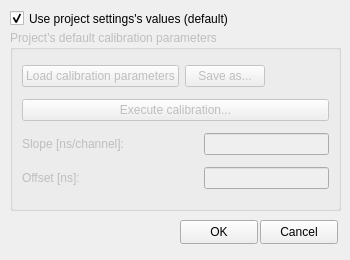
The window that ui_files/ui_measurement_calibration_parameters.ui (JYU-IBA/potku) describes before a commit, drawn with Qt 5.
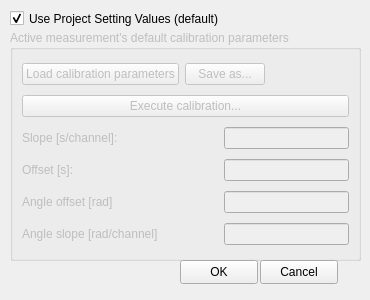
The same window after the commit.

Diff of the .ui file:
```diff
--- a/ui_files/ui_measurement_calibration_parameters.ui
+++ b/ui_files/ui_measurement_calibration_parameters.ui
@@ -6,20 +6,20 @@
    <rect>
     <x>0</x>
     <y>0</y>
-    <width>350</width>
-    <height>260</height>
+    <width>370</width>
+    <height>300</height>
    </rect>
   </property>
   <property name="minimumSize">
    <size>
-    <width>350</width>
-    <height>260</height>
+    <width>360</width>
+    <height>300</height>
    </size>
   </property>
   <property name="maximumSize">
    <size>
-    <width>350</width>
-    <height>260</height>
+    <width>370</width>
+    <height>300</height>
    </size>
   </property>
   <property name="windowTitle">
@@ -33,12 +33,12 @@
     <rect>
      <x>10</x>
      <y>30</y>
-     <width>331</width>
-     <height>181</height>
+     <width>351</width>
+     <height>231</height>
     </rect>
    </property>
    <property name="title">
-    <string>Project's default calibration parameters</string>
+    <string>Active measurement's default calibration parameters</string>
    </property>
    <layout class="QVBoxLayout" name="verticalLayout_4">
     <item>
@@ -84,7 +84,7 @@
       <item>
        <widget class="QLabel" name="label_9">
         <property name="text">
-         <string>Slope [ns/channel]:</string>
+         <string>Slope [s/channel]:</string>
         </property>
        </widget>
       </item>
@@ -124,7 +124,7 @@
       <item>
        <widget class="QLabel" name="label_10">
         <property name="text">
-         <string>Offset [ns]:</string>
+         <string>Offset [s]:</string>
         </property>
        </widget>
       </item>
@@ -159,6 +159,86 @@
       </item>
      </layout>
     </item>
+    <item>
+     <layout class="QHBoxLayout" name="horizontalLayout_7">
+      <item>
+       <widget class="QLabel" name="label_6">
+        <property name="text">
+         <string>Angle offset [rad]</string>
+        </property>
+       </widget>
+      </item>
+      <item>
+       <spacer name="horizontalSpacer_5">
+        <property name="orientation">
+         <enum>Qt::Horizontal</enum>
+        </property>
+        <property name="sizeHint" stdset="0">
+         <size>
+          <width>40</width>
+          <height>20</height>
+         </size>
+        </property>
+       </spacer>
+      </item>
+      <item>
+       <widget class="QLineEdit" name="angleOffsetLineEdit">
+        <property name="minimumSize">
+         <size>
+          <width>125</width>
+          <height>0</height>
+         </size>
+        </property>
+        <property name="maximumSize">
+         <size>
+          <width>125</width>
+          <height>16777215</height>
+         </size>
+        </property>
+       </widget>
+      </item>
+     </layout>
+    </item>
+    <item>
+     <layout class="QHBoxLayout" name="horizontalLayout_6">
+      <item>
+       <widget class="QLabel" name="label_5">
+        <property name="text">
+         <string>Angle slope [rad/channel]</string>
+        </property>
+       </widget>
+      </item>
+      <item>
+       <spacer name="horizontalSpacer_4">
+        <property name="orientation">
+         <enum>Qt::Horizontal</enum>
+        </property>
+        <property name="sizeHint" stdset="0">
+         <size>
+          <width>40</width>
+          <height>20</height>
+         </size>
+        </property>
+       </spacer>
+      </item>
+      <item>
+       <widget class="QLineEdit" name="angleSlopeLineEdit">
+        <property name="minimumSize">
+         <size>
+          <width>125</width>
+          <height>0</height>
+         </size>
+        </property>
+        <property name="maximumSize">
+         <size>
+          <width>125</width>
+          <height>16777215</height>
+         </size>
+        </property>
+       </widget>
+      </item>
+     </layout>
+    </item>
    </layout>
   </widget>
   <widget class="QCheckBox" name="useProjectSettingsValuesCheckBox">
@@ -171,7 +251,7 @@
     </rect>
    </property>
    <property name="text">
-    <string>Use project settings's values (default)</string>
+    <string>Use Project Setting Values (default)</string>
    </property>
    <property name="checked">
     <bool>true</bool>
@@ -181,7 +261,7 @@
    <property name="geometry">
     <rect>
      <x>180</x>
-     <y>220</y>
+     <y>260</y>
      <width>78</width>
      <height>24</height>
     </rect>
@@ -194,7 +274,7 @@
    <property name="geometry">
     <rect>
      <x>260</x>
-     <y>220</y>
+     <y>260</y>
      <width>78</width>
      <height>24</height>
     </rect>
```
